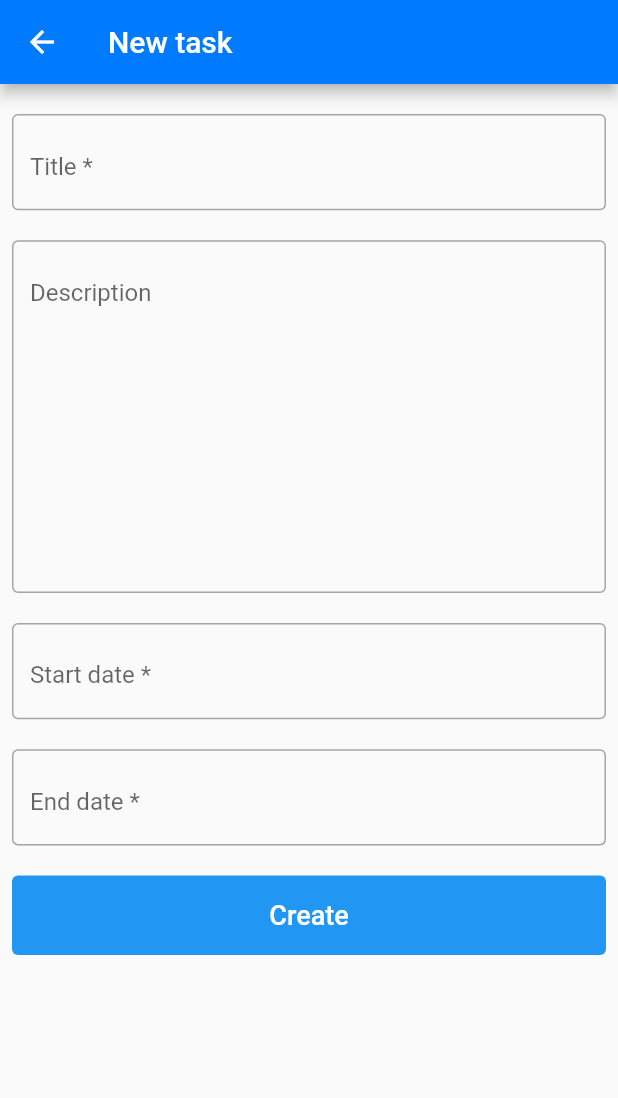
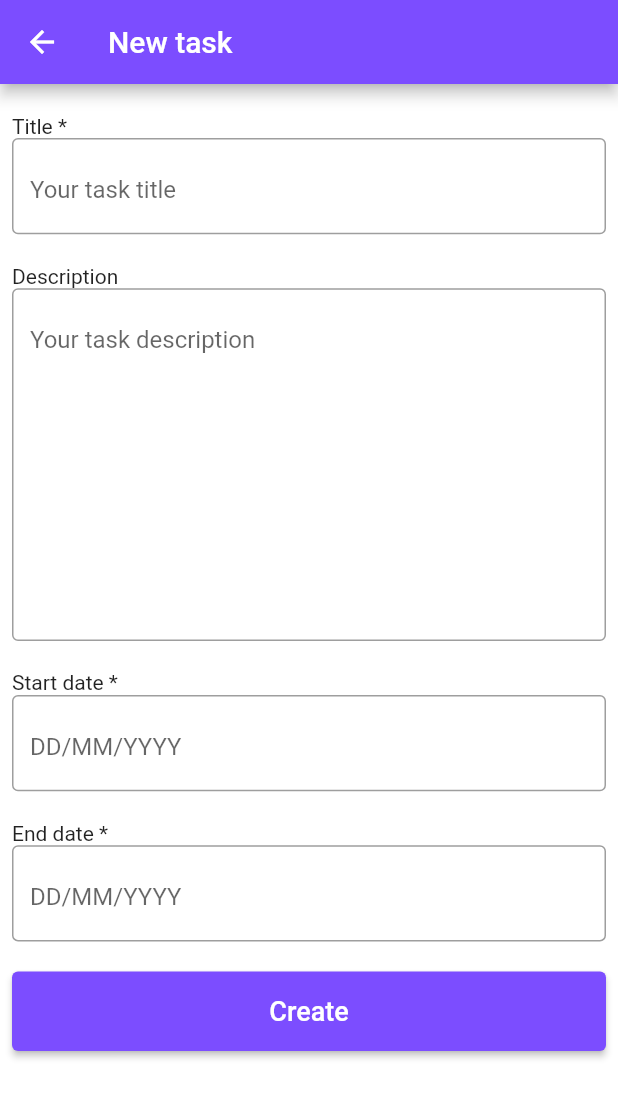
Before and after one commit to huyenph/todo_app, a Flutter app: the screen it shows after launch, after a tap on an icon or button, on a phone screen of 412 x 824 dp. Shown: the top 1098 px of the screen. Run offline on Flutter 3.47's test engine with Material 2 defaults, Android fonts, the phone set to English and light mode, and no system bars; our stand-ins replace equatable, flutter_bloc, get_it, hive, hive_flutter; accounts and stored records are empty.

Commit message:
config theme for app

```diff
--- a/lib/application.dart
+++ b/lib/application.dart
@@ -3,6 +3,7 @@ import 'package:flutter/material.dart';
 import 'package:flutter/services.dart';
 import 'package:flutter_bloc/flutter_bloc.dart';
 import 'package:todo_app/src/blocs/main/main_cubit.dart';
+import 'package:todo_app/src/config/app_theme.dart';
 import 'package:todo_app/src/config/route_generator.dart';
 import 'package:todo_app/src/presentation/screens/main_screen.dart';
 
@@ -15,11 +16,13 @@ class Application extends StatelessWidget {
       DeviceOrientation.portraitUp,
       DeviceOrientation.portraitDown,
     ]);
-    return CupertinoApp(
+    return MaterialApp(
       localizationsDelegates: const [
         DefaultMaterialLocalizations.delegate,
         DefaultWidgetsLocalizations.delegate,
       ],
+      theme: TodoTheme.light,
+      darkTheme: TodoTheme.dark,
       debugShowCheckedModeBanner: false,
       initialRoute: '/',
       onGenerateRoute: RouteGenerator.generateRoute,
--- /dev/null
+++ b/lib/src/config/app_theme.dart
@@ -0,0 +1,73 @@
+import 'package:flutter/material.dart';
+
+class TodoTheme {
+  static const Color appColor = Colors.deepPurpleAccent;
+
+  static ThemeData get light {
+    return ThemeData(
+      colorScheme: const ColorScheme.light(
+        brightness: Brightness.light,
+        primary: appColor,
+      ),
+      appBarTheme: const AppBarTheme(color: appColor),
+      textButtonTheme: TextButtonThemeData(
+        style: ButtonStyle(
+          foregroundColor: MaterialStateProperty.all<Color>(appColor),
+        ),
+      ),
+      elevatedButtonTheme: ElevatedButtonThemeData(
+        style: ButtonStyle(
+          backgroundColor: MaterialStateProperty.all<Color>(appColor),
+          foregroundColor: MaterialStateProperty.all<Color>(Colors.white),
+        ),
+      ),
+      scaffoldBackgroundColor: Colors.white,
+      bottomNavigationBarTheme: const BottomNavigationBarThemeData(
+        backgroundColor: Colors.white,
+        selectedItemColor: appColor,
+      ),
+      inputDecorationTheme: const InputDecorationTheme(
+        focusedBorder: OutlineInputBorder(
+          borderSide: BorderSide(color: appColor),
+        ),
+      ),
+      checkboxTheme: CheckboxThemeData(
+        fillColor: MaterialStateProperty.all<Color>(appColor),
+      ),
+    );
+  }
+
+  static ThemeData get dark {
+    return ThemeData(
+      colorScheme: const ColorScheme.dark(
+        brightness: Brightness.dark,
+        primary: appColor,
+      ),
+      appBarTheme: const AppBarTheme(color: appColor),
+      textButtonTheme: TextButtonThemeData(
+        style: ButtonStyle(
+          foregroundColor: MaterialStateProperty.all<Color>(Colors.white),
+        ),
+      ),
+      elevatedButtonTheme: ElevatedButtonThemeData(
+        style: ButtonStyle(
+          backgroundColor: MaterialStateProperty.all<Color>(appColor),
+          foregroundColor: MaterialStateProperty.all<Color>(Colors.white),
+        ),
+      ),
+      scaffoldBackgroundColor: const Color(0xFF263238),
+      bottomNavigationBarTheme: const BottomNavigationBarThemeData(
+        backgroundColor: Color(0xFF263238),
+        selectedItemColor: appColor,
+      ),
+      inputDecorationTheme: const InputDecorationTheme(
+        focusedBorder: OutlineInputBorder(
+          borderSide: BorderSide(color: appColor),
+        ),
+      ),
+      checkboxTheme: CheckboxThemeData(
+        fillColor: MaterialStateProperty.all<Color>(appColor),
+      ),
+    );
+  }
+}
--- a/lib/src/presentation/components/dialog/todo_alert_dialog.dart
+++ b/lib/src/presentation/components/dialog/todo_alert_dialog.dart
@@ -23,7 +23,11 @@ class ToDoAlertDialog extends StatelessWidget {
         color: isSuccess ? Colors.green : Colors.red,
         size: 100.0,
       ),
-      content: Text(message, style: const TextStyle(fontSize: 30.0)),
+      content: Text(
+        message,
+        style: const TextStyle(fontSize: 20.0),
+        textAlign: TextAlign.center,
+      ),
       actionsAlignment: MainAxisAlignment.center,
       actions: [
         TodoButton(
--- a/lib/src/presentation/components/todo_button.dart
+++ b/lib/src/presentation/components/todo_button.dart
@@ -14,20 +14,15 @@ class TodoButton extends StatelessWidget {
   Widget build(BuildContext context) {
     return SizedBox(
       width: double.infinity,
-      child: TextButton(
+      child: ElevatedButton(
         onPressed: onPressed,
         child: Text(
           label,
           style: const TextStyle(
-            color: Colors.white,
             fontSize: 18.0,
           ),
         ),
-        style: TextButton.styleFrom(
-          padding: const EdgeInsets.all(16.0),
-          backgroundColor: Colors.blue,
-          primary: Colors.white,
-        ),
+        style: TextButton.styleFrom(padding: const EdgeInsets.all(16.0)),
       ),
     );
   }
--- a/lib/src/presentation/components/todo_item.dart
+++ b/lib/src/presentation/components/todo_item.dart
@@ -46,7 +46,7 @@ class TodoItem extends StatelessWidget {
       barrierDismissible: false,
       builder: (BuildContext context) {
         return ToDoConfirmDialog(
-          title: 'Change status for this task',
+          title: 'Change status',
           message: 'Change to ${value ? 'complete' : 'incomplete'}?',
           onPressed: () => mContext.read<TaskBloc>().add(OnTaskUpdateStatus(todo, value)),
         );
--- a/lib/src/presentation/components/todo_text_field.dart
+++ b/lib/src/presentation/components/todo_text_field.dart
@@ -32,7 +32,6 @@ class TodoTextField extends StatelessWidget {
       decoration: InputDecoration(
         border: const OutlineInputBorder(),
         hintText: hintText,
-        labelText: labelText,
         alignLabelWithHint: true,
         suffix: GestureDetector(
           onTap: () => controller.clear(),
--- a/lib/src/presentation/screens/create_task_screen.dart
+++ b/lib/src/presentation/screens/create_task_screen.dart
@@ -2,6 +2,7 @@ import 'package:flutter/material.dart';
 import 'package:flutter_bloc/flutter_bloc.dart';
 import 'package:todo_app/src/blocs/task/task_bloc.dart';
 import 'package:todo_app/src/common/utils.dart';
+import 'package:todo_app/src/config/app_theme.dart';
 import 'package:todo_app/src/core/state/base_state.dart';
 import 'package:todo_app/src/di/injector_setup.dart';
 import 'package:todo_app/src/domain/model/todo.dart';
@@ -105,13 +106,16 @@ class _CreateTaskScreenState extends BaseState<CreateTaskScreen> {
               padding:
                   const EdgeInsets.symmetric(vertical: 20.0, horizontal: 8.0),
               child: Column(
+                crossAxisAlignment: CrossAxisAlignment.start,
                 children: [
+                  const Text('Title *'),
                   TodoTextField(
                     controller: _titleController,
                     hintText: 'Your task title',
                     labelText: 'Title *',
                   ),
                   const SizedBox(height: 20.0),
+                  const Text('Description'),
                   TodoTextField(
                     controller: _desController,
                     hintText: 'Your task description',
@@ -120,6 +124,7 @@ class _CreateTaskScreenState extends BaseState<CreateTaskScreen> {
                     isRequired: false,
                   ),
                   const SizedBox(height: 20.0),
+                  const Text('Start date *'),
                   TodoTextField(
                     onTap: () => _onHandleDate(
                       context,
@@ -132,6 +137,7 @@ class _CreateTaskScreenState extends BaseState<CreateTaskScreen> {
                     isReadOnly: true,
                   ),
                   const SizedBox(height: 20.0),
+                  const Text('End date *'),
                   TodoTextField(
                     onTap: () => _onHandleDate(
                       context,
--- a/lib/src/presentation/screens/main_screen.dart
+++ b/lib/src/presentation/screens/main_screen.dart
@@ -56,16 +56,14 @@ class _MainScreenState extends BaseState<MainScreen> {
   @override
   PreferredSizeWidget? buildAppBar() => AppBar(
         title: Text(
-          bottomItems[context
-              .select((MainCubit cubit) => cubit.state.tab)
-              .index]['label'] as String,
+          '${bottomItems[context.select((MainCubit cubit) => cubit.state.tab).index]['label'] as String} tasks',
         ),
         centerTitle: false,
         actions: [
-          IconButton(
-            onPressed: () => Navigator.pushNamed(context, '/create-task'),
-            icon: const Icon(CupertinoIcons.search),
-          ),
+          // IconButton(
+          //   onPressed: () => Navigator.pushNamed(context, '/create-task'),
+          //   icon: const Icon(CupertinoIcons.search),
+          // ),
           IconButton(
             onPressed: () => Navigator.pushNamed(context, '/create-task'),
             icon: const Icon(CupertinoIcons.add),
```
Also changed, not shown: 1 other file.
